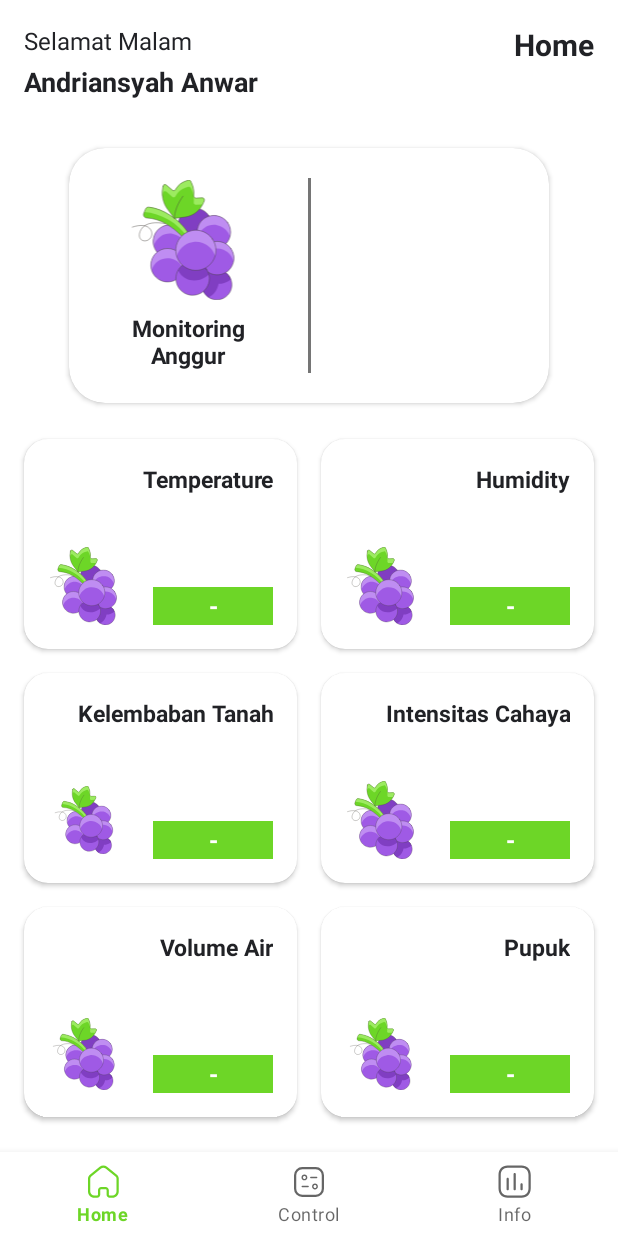
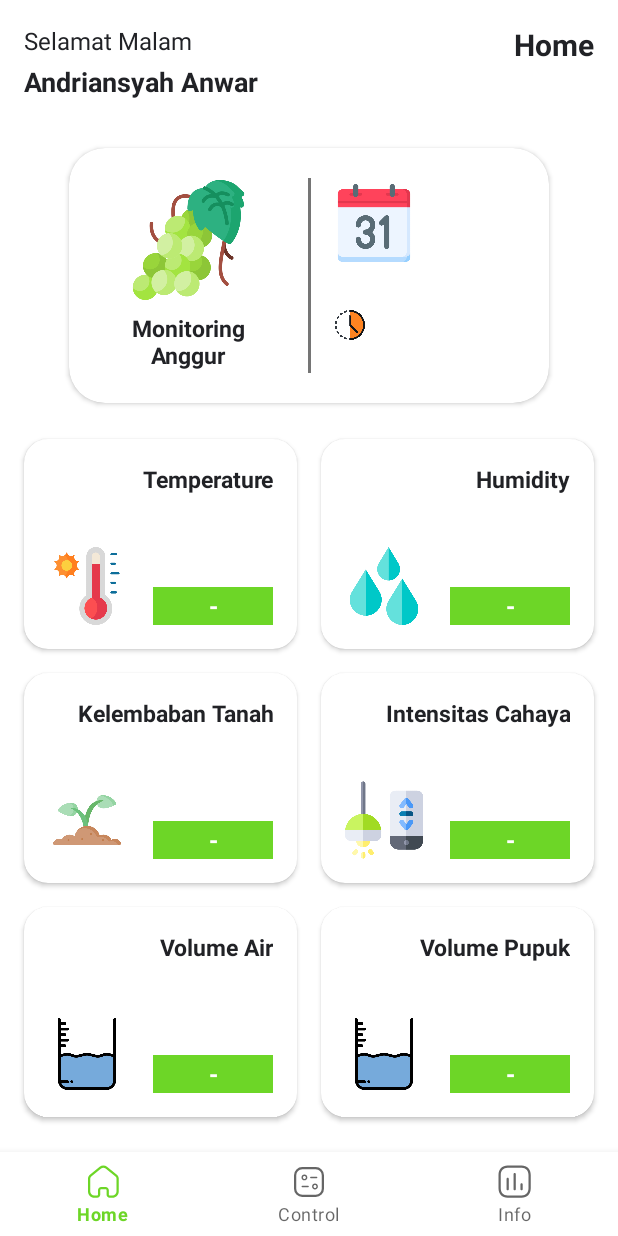
Before and after one commit to RadenMas6699/MonitoringAnggur, an Android app: the screen it shows after launch (MainActivity), on a phone screen of 412 x 824 dp. Run offline under Robolectric (Android 15) with nearby library versions, the phone set to English and light mode, and no system bars; our stand-ins replace navigation-ui.

Commit message:
add iconnn

```diff
--- a/app/src/main/res/layout/fragment_home.xml
+++ b/app/src/main/res/layout/fragment_home.xml
@@ -72,7 +72,7 @@
                     <ImageView
                         android:layout_width="match_parent"
                         android:layout_height="80dp"
-                        android:src="@drawable/ic_grape_color" />
+                        android:src="@drawable/ic_anggur" />
 
                     <TextView
                         android:layout_width="match_parent"
@@ -85,7 +85,10 @@
                         android:textColor="@color/primary_text"
                         android:textSize="15sp"
                         android:textStyle="bold" />
+
+
                 </LinearLayout>
+
 
                 <View
                     android:layout_width="2dp"
@@ -98,6 +101,34 @@
                     android:layout_height="match_parent"
                     android:layout_weight="1"
                     android:padding="8dp">
+
+                    <ImageView
+                        android:layout_width="52dp"
+                        android:layout_height="52dp"
+                        android:layout_marginStart="8dp"
+                        android:src="@drawable/ic_calender"
+                        android:layout_marginTop="16dp" />
+                    <TextView
+                        android:layout_width="50dp"
+                        android:layout_height="wrap_content"
+                        android:layout_alignParentEnd="true"
+                        android:layout_marginTop="24dp"
+                        android:layout_marginEnd="12dp"
+                        android:gravity="end"
+                        android:lines="2"
+                        android:textColor="@color/dark_icon"
+                        android:textStyle="bold" />
+                    <ImageView
+                        android:layout_width="20dp"
+                        android:layout_height="20dp"
+                        android:layout_marginStart="8dp"
+                        android:src="@drawable/ic_clock"
+                        android:layout_marginTop="100dp" />
+
+
+
+
+
 
 
                 </RelativeLayout>
@@ -122,7 +153,7 @@
 
                     <ImageView
                         style="@style/icon_item"
-                        android:src="@drawable/ic_grape_color" />
+                        android:src="@drawable/ic_temperature" />
 
                     <TextView
                         android:id="@+id/title_temperature"
@@ -150,7 +181,7 @@
 
                     <ImageView
                         style="@style/icon_item"
-                        android:src="@drawable/ic_grape_color" />
+                        android:src="@drawable/ic_humidity" />
 
                     <TextView
                         android:id="@+id/title_humidity"
@@ -185,7 +216,7 @@
                     <ImageView
                         style="@style/icon_item"
                         android:padding="3dp"
-                        android:src="@drawable/ic_grape_color" />
+                        android:src="@drawable/ic_kelembaban" />
 
                     <TextView
                         style="@style/title_item"
@@ -211,7 +242,7 @@
 
                     <ImageView
                         style="@style/icon_item"
-                        android:src="@drawable/ic_grape_color" />
+                        android:src="@drawable/ic_intensitas" />
 
                     <TextView
                         style="@style/title_item"
@@ -244,7 +275,7 @@
                     <ImageView
                         style="@style/icon_item"
                         android:padding="2dp"
-                        android:src="@drawable/ic_grape_color" />
+                        android:src="@drawable/ic_air" />
 
                     <TextView
                         style="@style/title_item"
@@ -271,11 +302,11 @@
                     <ImageView
                         style="@style/icon_item"
                         android:padding="2dp"
-                        android:src="@drawable/ic_grape_color" />
+                        android:src="@drawable/ic_pupuk" />
 
                     <TextView
                         style="@style/title_item"
-                        android:text="@string/pupuk" />
+                        android:text="@string/pupukk" />
 
                     <TextView
                         style="@style/value_item"
```
